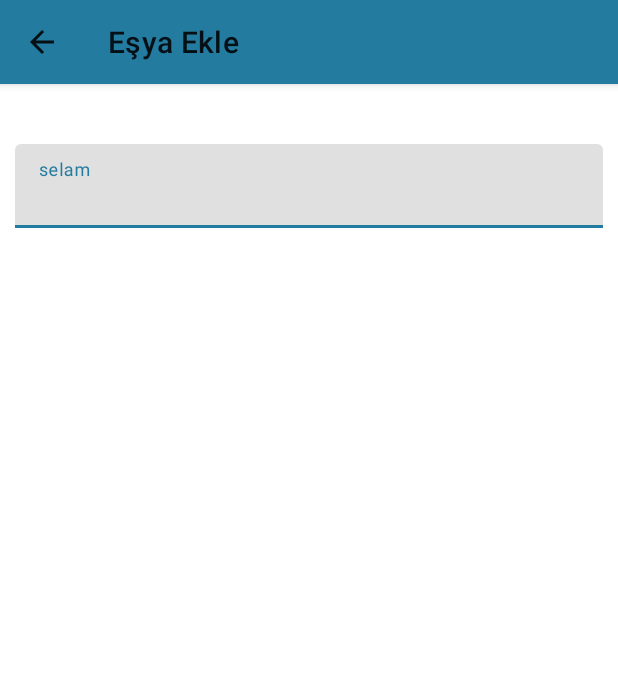
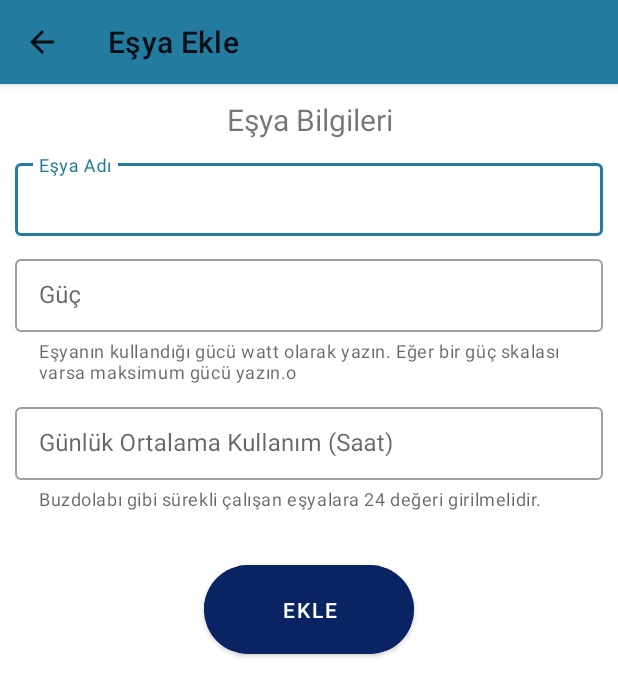
Before and after one commit to umtdemr/elca, an Android app: the screen it shows after launch (AddItemActivity), on a phone screen of 412 x 824 dp. Shown: the top 696 px of the screen. Run offline under Robolectric (Android 15) with nearby library versions, the phone set to English and light mode, and no system bars.

Commit message:
designed add item activity

```diff
--- a/app/src/main/res/layout/activity_add_item.xml
+++ b/app/src/main/res/layout/activity_add_item.xml
@@ -13,17 +13,66 @@
     <androidx.appcompat.widget.LinearLayoutCompat
         app:layout_constraintTop_toBottomOf="@id/addItemToolBar"
         android:padding="@dimen/padding_layer"
-        android:layout_marginTop="@dimen/margin_global"
         android:layout_width="match_parent"
+        android:orientation="vertical"
         android:layout_height="wrap_content">
+        <TextView
+            android:layout_width="match_parent"
+            android:layout_height="wrap_content"
+            android:textAlignment="center"
+            android:textSize="20sp"
+            android:text="Eşya Bilgileri" />
+
         <com.google.android.material.textfield.TextInputLayout
             android:id="@+id/textTitleWrapper"
             android:layout_width="match_parent"
-            android:layout_height="wrap_content">
+            android:layout_height="wrap_content"
+            android:layout_marginTop="@dimen/margin_layer"
+            style="@style/Widget.MaterialComponents.TextInputLayout.OutlinedBox.Dense" >
             <com.google.android.material.textfield.TextInputEditText
                 android:layout_width="match_parent"
                 android:layout_height="wrap_content"
-                android:hint="selam" />
+                android:inputType="text"
+                android:hint="@string/add_item_title" />
         </com.google.android.material.textfield.TextInputLayout>
+
+        <com.google.android.material.textfield.TextInputLayout
+            style="@style/Widget.MaterialComponents.TextInputLayout.OutlinedBox.Dense"
+            android:id="@+id/textMaxWattWrapper"
+            android:layout_width="match_parent"
+            android:layout_height="wrap_content"
+            android:layout_marginTop="@dimen/margin_layer"
+            app:helperText="@string/add_item_max_watt_help">
+            <com.google.android.material.textfield.TextInputEditText
+                android:layout_width="match_parent"
+                android:layout_height="wrap_content"
+                android:inputType="numberDecimal"
+                android:hint="@string/add_item_max_watt" />
+        </com.google.android.material.textfield.TextInputLayout>
+
+        <com.google.android.material.textfield.TextInputLayout
+            style="@style/Widget.MaterialComponents.TextInputLayout.OutlinedBox.Dense"
+            android:id="@+id/textAverageUsageWrapper"
+            android:layout_width="match_parent"
+            android:layout_height="wrap_content"
+            android:layout_marginTop="@dimen/margin_layer"
+            app:helperText="@string/add_item_average_usage_help">
+            <com.google.android.material.textfield.TextInputEditText
+                android:layout_width="match_parent"
+                android:layout_height="wrap_content"
+                android:inputType="numberDecimal"
+                android:hint="@string/add_item_average_usage" />
+        </com.google.android.material.textfield.TextInputLayout>
+
+        <com.google.android.material.button.MaterialButton
+            android:layout_width="140dp"
+            android:padding="20dp"
+            android:layout_height="wrap_content"
+            android:layout_marginTop="@dimen/margin_global"
+            android:layout_gravity="center"
+            android:backgroundTint="@color/royal_blue"
+            android:textColor="@color/white"
+            app:cornerRadius="70dp"
+            android:text="Ekle" />
     </androidx.appcompat.widget.LinearLayoutCompat>
 </androidx.constraintlayout.widget.ConstraintLayout>
```
